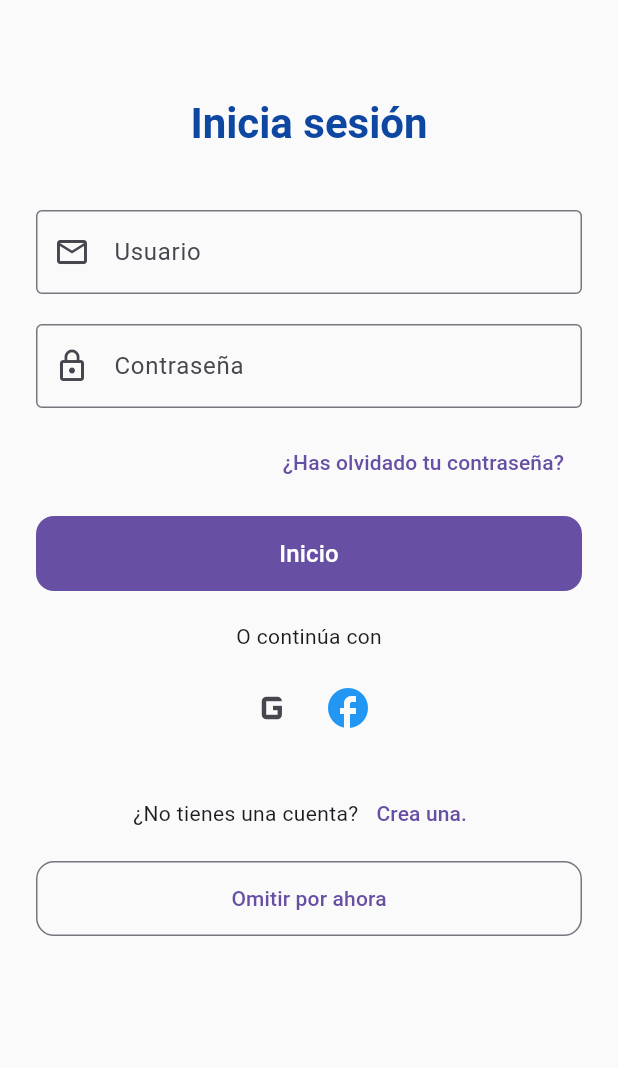
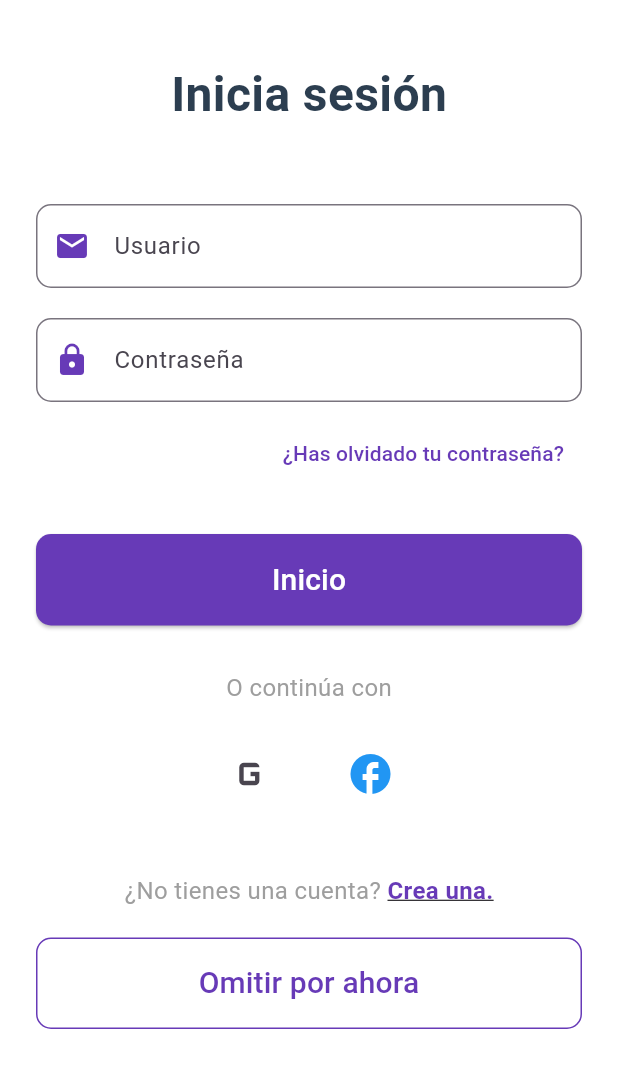
Before and after one commit to ErubielFlota/hackatonGit, a Flutter app: the screen it shows after launch, after a tap on "COMENZAR", on a phone screen of 412 x 824 dp. Shown: the top 1068 px of the screen. Run offline on Flutter 3.47's test engine with Material 3 defaults, Android fonts, the phone set to English and light mode, and no system bars; our stand-ins replace firebase_auth, firebase_core, google_nav_bar; accounts and stored records are empty.

Commit message:
agregue la funcionalidad de inicio de sesion, crear y una vez iniciada la sesion, poder cerrarla

```diff
--- /dev/null
+++ b/lib/autentificacion.dart
@@ -0,0 +1,322 @@
+import 'package:flutter/material.dart';
+import 'package:prueba2app/home_page.dart';
+import 'firebase_auth_dart.dart';
+import 'register.dart';
+
+class Autentificacion extends StatefulWidget {
+  const Autentificacion({super.key});
+
+
+  @override
+  State<Autentificacion> createState() => AuthPageState();
+}
+
+class AuthPageState extends State<Autentificacion> {
+  final AuthServiceImpl _authService = AuthServiceImpl();
+  final TextEditingController _emailController = TextEditingController();
+  final TextEditingController _passwordController = TextEditingController();
+
+  bool _isLoading = false;
+
+  @override
+  void dispose() {
+    _emailController.dispose();
+    _passwordController.dispose();
+    super.dispose();
+  }
+
+
+  // Función para mostrar ventana de invitado
+  void _mostrarVentanaInvitado(BuildContext context) {
+    showDialog(
+      context: context,
+      barrierDismissible: false,
+      builder: (BuildContext context) {
+        return AlertDialog(
+          shape: RoundedRectangleBorder(borderRadius: BorderRadius.circular(10)),
+          contentPadding: const EdgeInsets.symmetric(horizontal: 20, vertical: 20),
+          content: Column(
+            mainAxisSize: MainAxisSize.min,
+            children: [
+              const Text(
+                "Al no registrarse no podrá tener los siguientes beneficios de la aplicación:",
+                style: TextStyle(fontWeight: FontWeight.bold, fontSize: 15),
+                textAlign: TextAlign.center,
+              ),
+              const SizedBox(height: 15),
+              const Align(
+                alignment: Alignment.centerLeft,
+                child: Column(
+                  crossAxisAlignment: CrossAxisAlignment.start,
+                  children: [
+                    Text("* Notificaciones en su correo de programas disponibles."),
+                    Text("* Acceder al apartado de quejas y sugerencias."),
+                    Text("* Interactuar con el asistente Chatbot."),
+                  ],
+                ),
+              ),
+              const SizedBox(height: 25),
+              Row(
+                mainAxisAlignment: MainAxisAlignment.spaceEvenly,
+                children: [
+                  ElevatedButton(
+                    onPressed: () => Navigator.pop(context),
+                    style: ElevatedButton.styleFrom(
+                      backgroundColor: Colors.red,
+                      minimumSize: const Size(100, 40),
+                      shape: RoundedRectangleBorder(
+                        borderRadius: BorderRadius.circular(8),
+                      ),
+                    ),
+                    child: const Text("Cancelar", style: TextStyle(color: Colors.white)),
+                  ),
+                  ElevatedButton(
+                    onPressed: () {
+
+                      Navigator.pop(context);
+                      Navigator.pushReplacement( // Usamos pushReplacement para evitar volver a la página de login con el botón de atrás
+                        context,
+                        MaterialPageRoute(builder: (context) => const HomePage()),
+                      );
+                    },
+                    style: ElevatedButton.styleFrom(
+                      backgroundColor: Colors.blue,
+                      minimumSize: const Size(100, 40),
+                      shape: RoundedRectangleBorder(
+                        borderRadius: BorderRadius.circular(8),
+                      ),
+                    ),
+                    child: const Text("Continuar", style: TextStyle(color: Colors.white)),
+                  ),
+                ],
+              ),
+            ],
+          ),
+        );
+      },
+    );
+  }
+
+  Future<void> _handleSignIn() async {
+    if (_emailController.text.isEmpty || _passwordController.text.isEmpty) {
+      ScaffoldMessenger.of(context).showSnackBar(
+        const SnackBar(content: Text('Por favor, ingresa tu correo y contraseña.')),
+      );
+      return;
+    }
+
+    setState(() {
+      _isLoading = true;
+    });
+
+    try {
+      await _authService.signIn(_emailController.text, _passwordController.text);
+
+      if (mounted) {
+        Navigator.of(context).pushReplacement(
+          MaterialPageRoute(builder: (context) => const HomePage()),
+        );
+      }
+
+    } catch (e) {
+      if (mounted) {
+        String errorMessage = 'Error al iniciar sesión. Verifica tus datos.';
+        ScaffoldMessenger.of(context).showSnackBar(
+          SnackBar(content: Text(errorMessage)),
+        );
+      }
+    } finally {
+      if (mounted) {
+        setState(() {
+          _isLoading = false;
+        });
+      }
+    }
+  }
+
+  @override
+  Widget build(BuildContext context) {
+    return Scaffold(
+      backgroundColor: Colors.white,
+      body: SafeArea(
+        child: SingleChildScrollView(
+          padding: const EdgeInsets.symmetric(horizontal: 24.0, vertical: 40.0),
+          child: Column(
+            crossAxisAlignment: CrossAxisAlignment.center,
+            children: <Widget>[
+              const Text(
+                'Inicia sesión',
+                style: TextStyle(
+                  fontSize: 32,
+                  fontWeight: FontWeight.bold,
+                  color: Color(0xFF2C3E50),
+                ),
+              ),
+              const SizedBox(height: 50),
+
+
+              TextField(
+                controller: _emailController,
+                decoration: InputDecoration(
+                  labelText: 'Usuario',
+                  hintText: 'Ingrese su correo electrónico',
+                  prefixIcon: const Icon(Icons.email, color: Colors.deepPurple),
+                  border: OutlineInputBorder(
+                    borderRadius: BorderRadius.circular(10.0),
+                    borderSide: const BorderSide(color: Colors.grey),
+                  ),
+                  focusedBorder: OutlineInputBorder(
+                    borderRadius: BorderRadius.circular(10.0),
+                    borderSide: const BorderSide(color: Colors.deepPurple, width: 2),
+                  ),
+                ),
+                keyboardType: TextInputType.emailAddress,
+              ),
+              const SizedBox(height: 20),
+
+
+              TextField(
+                controller: _passwordController,
+                decoration: InputDecoration(
+                  labelText: 'Contraseña',
+                  prefixIcon: const Icon(Icons.lock, color: Colors.deepPurple),
+                  border: OutlineInputBorder(
+                    borderRadius: BorderRadius.circular(10.0),
+                    borderSide: const BorderSide(color: Colors.grey),
+                  ),
+                  focusedBorder: OutlineInputBorder(
+                    borderRadius: BorderRadius.circular(10.0),
+                    borderSide: const BorderSide(color: Colors.deepPurple, width: 2),
+                  ),
+                ),
+                obscureText: true,
+              ),
+              const SizedBox(height: 10),
+
+
+              Align(
+                alignment: Alignment.centerRight,
+                child: TextButton(
+                  onPressed: () {
+                    ScaffoldMessenger.of(context).showSnackBar(
+                      const SnackBar(content: Text('Funcionalidad de recuperar contraseña pendiente')),
+                    );
+                  },
+                  child: const Text(
+                    '¿Has olvidado tu contraseña?',
+                    style: TextStyle(color: Colors.deepPurple),
+                  ),
+                ),
+              ),
+              const SizedBox(height: 30),
+
+
+              SizedBox(
+                width: double.infinity,
+                child: ElevatedButton(
+                  style: ElevatedButton.styleFrom(
+                    backgroundColor: Colors.deepPurple,
+                    padding: const EdgeInsets.symmetric(vertical: 16),
+                    shape: RoundedRectangleBorder(
+                      borderRadius: BorderRadius.circular(10.0),
+                    ),
+                  ),
+                  onPressed: _isLoading ? null : _handleSignIn,
+                  child: _isLoading
+                      ? const CircularProgressIndicator(color: Colors.white)
+                      : const Text(
+                          'Inicio',
+                          style: TextStyle(fontSize: 20, color: Colors.white),
+                        ),
+                ),
+              ),
+              const SizedBox(height: 30),
+
+
+              const Text(
+                'O continúa con',
+                style: TextStyle(fontSize: 16, color: Colors.grey),
+              ),
+              const SizedBox(height: 20),
+
+
+              Row(
+                mainAxisAlignment: MainAxisAlignment.center,
+                children: [
+
+                  IconButton(
+                    icon: const Icon(Icons.g_mobiledata, size: 36),
+                    onPressed: () {
+                      ScaffoldMessenger.of(context).showSnackBar(
+                        const SnackBar(content: Text('Login con Google pendiente')),
+                      );
+                    },
+                  ),
+                  const SizedBox(width: 30),
+
+                  IconButton(
+                    icon: const Icon(Icons.facebook, size: 32, color: Colors.blue),
+                    onPressed: () {
+                      ScaffoldMessenger.of(context).showSnackBar(
+                        const SnackBar(content: Text('Login con Facebook pendiente')),
+                      );
+                    },
+                  ),
+                ],
+              ),
+              const SizedBox(height: 40),
+              Row(
+                mainAxisAlignment: MainAxisAlignment.center,
+                children: [
+                  const Text(
+                    '¿No tienes una cuenta? ',
+                    style: TextStyle(fontSize: 16, color: Colors.grey),
+                  ),
+                  GestureDetector(
+                    onTap: () {
+                      Navigator.of(context).push(
+                        MaterialPageRoute(builder: (context) => const RegisterPage()),
+                      );
+                    },
+                    child: const Text(
+                      'Crea una.',
+                      style: TextStyle(
+                        fontSize: 16,
+                        color: Colors.deepPurple,
+                        fontWeight: FontWeight.bold,
+                        decoration: TextDecoration.underline,
+                      ),
+                    ),
+                  ),
+                ],
+              ),
+              const SizedBox(height: 20),
+
+
+              SizedBox(
+                width: double.infinity,
+                child: OutlinedButton(
+                  style: OutlinedButton.styleFrom(
+                    padding: const EdgeInsets.symmetric(vertical: 16),
+                    side: const BorderSide(color: Colors.deepPurple),
+                    shape: RoundedRectangleBorder(
+                      borderRadius: BorderRadius.circular(10.0),
+                    ),
+                  ),
+                  onPressed: () {
+
+                    _mostrarVentanaInvitado(context);
+                  },
+                  child: const Text(
+                    'Omitir por ahora',
+                    style: TextStyle(fontSize: 20, color: Colors.deepPurple),
+                  ),
+                ),
+              ),
+            ],
+          ),
+        ),
+      ),
+    );
+  }
+}
--- a/lib/bienvenida.dart
+++ b/lib/bienvenida.dart
@@ -1,5 +1,6 @@
 import 'package:flutter/material.dart';
-import 'login_screen.dart';
+import 'package:prueba2app/autentificacion.dart';
+
 
 class BienvenidaScreen extends StatelessWidget {
   const BienvenidaScreen({super.key});
@@ -18,7 +19,7 @@ class BienvenidaScreen extends StatelessWidget {
               Expanded(
                 child: Column(
                   children: [
-                    // Imagen de bienvenida (asegúrate de tenerla en assets)
+
                     Image.asset(
                       'assets/family_illustration.png',
                       height: 220,
@@ -50,7 +51,7 @@ class BienvenidaScreen extends StatelessWidget {
                       Navigator.push(
                         context,
                         MaterialPageRoute(
-                          builder: (context) => const LoginScreen(),
+                          builder: (context) => const Autentificacion(),
                         ),
                       );
                     },
--- a/lib/home_page.dart
+++ b/lib/home_page.dart
@@ -1,9 +1,10 @@
 import 'package:flutter/material.dart';
 import 'package:google_nav_bar/google_nav_bar.dart';
+import 'package:prueba2app/profile_page.dart';
 import '/home_page_content.dart';
 import '/categories_page.dart';
 import '/search_page.dart';
-import 'package:prueba2app/login_screen.dart';
+
 
 
 class HomePage extends StatefulWidget {
@@ -23,7 +24,7 @@ class _HomePageState extends State<HomePage> {
     const PrincipalPage(),
     const CategoriesPage(),
     const SearchPage(),
-    const LoginScreen(),
+    const ProfilePage(),
   ];
 
 
--- a/lib/home_page_content.dart
+++ b/lib/home_page_content.dart
@@ -1,5 +1,4 @@
 import 'package:flutter/material.dart';
-import 'package:intl/intl.dart'; // Asegúrate de tenerlo en pubspec.yaml
 
 // MODELO DE PROGRAMA
 class Programa {
--- a/lib/login_screen.dart
+++ b/lib/login_screen.dart
@@ -1,7 +1,24 @@
-import 'package:flutter/material.dart';
+/*import 'package:flutter/material.dart';
 import 'register.dart';
-import 'home_page.dart';
+import 'home_page.dart';*/
 
+
+
+
+
+
+
+//LO SIENTO SANTI, CREO ESTA PAGINA NO SE VA A USAR DE NUEVO, EN LUGAR DE ESTA PAGINA TUVE QUE HACER OTRA, ES LA QUE SE LLAMA Register
+//ES QUE CON EL QUE HABIAS HECHO NOMAS NO FUNCIONABA AGREGAR USUARIOS:(
+
+
+
+
+
+
+
+
+/*
 class LoginScreen extends StatelessWidget {
   const LoginScreen({super.key});
 
@@ -77,8 +94,7 @@ class LoginScreen extends StatelessWidget {
 
   @override
   Widget build(BuildContext context) {
-    final emailController = TextEditingController();
-    final passwordController = TextEditingController();
+
 
     return Scaffold(
       backgroundColor: Colors.grey[50],
@@ -100,7 +116,7 @@ class LoginScreen extends StatelessWidget {
               ),
               const SizedBox(height: 40),
               TextField(
-                controller: emailController,
+
                 decoration: const InputDecoration(
                   labelText: 'Usuario',
                   hintText: 'Ingrese su correo electrónico',
@@ -110,7 +126,7 @@ class LoginScreen extends StatelessWidget {
               ),
               const SizedBox(height: 20),
               TextField(
-                controller: passwordController,
+
                 obscureText: true,
                 decoration: const InputDecoration(
                   labelText: 'Contraseña',
@@ -161,6 +177,7 @@ class LoginScreen extends StatelessWidget {
                   const Text('¿No tienes una cuenta?'),
                   TextButton(
                     onPressed: () {
+
                       Navigator.push(
                         context,
                         MaterialPageRoute(builder: (context) => const RegisterPage()),
@@ -187,4 +204,4 @@ class LoginScreen extends StatelessWidget {
       ),
     );
   }
-}
+}*/
--- a/lib/main.dart
+++ b/lib/main.dart
@@ -4,7 +4,14 @@ import 'package:prueba2app/bienvenida.dart';
 import 'package:prueba2app/firebase_options.dart';
 
 
-Future<void> main() async {
+void main () async {
+  await Firebase.initializeApp(
+    options: DefaultFirebaseOptions.currentPlatform,
+  );
+  runApp(const MyApp());
+}
+
+Future<void> main2() async {
   WidgetsFlutterBinding.ensureInitialized();
   await Firebase.initializeApp(
     options: DefaultFirebaseOptions.currentPlatform,
@@ -18,7 +25,7 @@ class MyApp extends StatelessWidget {
   @override
   Widget build(BuildContext context) {
     return MaterialApp(
-      title: 'Material App',
+      title: 'MiApoyo',
       theme: ThemeData( useMaterial3: true),
       debugShowCheckedModeBanner: false,
       home:BienvenidaScreen()
--- a/pubspec.yaml
+++ b/pubspec.yaml
@@ -31,6 +31,7 @@ dependencies:
   cupertino_icons: ^1.0.8
   firebase_core: ^4.2.0
   firebase_auth: ^6.1.1
+  font_awesome_flutter: ^10.7.0
   flutter:
     sdk: flutter
   intl: ^0.19.0
```
Also changed, not shown: lib/firebase_auth_dart.dart (added, +37 -0 lines), lib/profile_page.dart (+20 -5 lines), lib/register.dart (+128 -26 lines), pubspec.lock.
